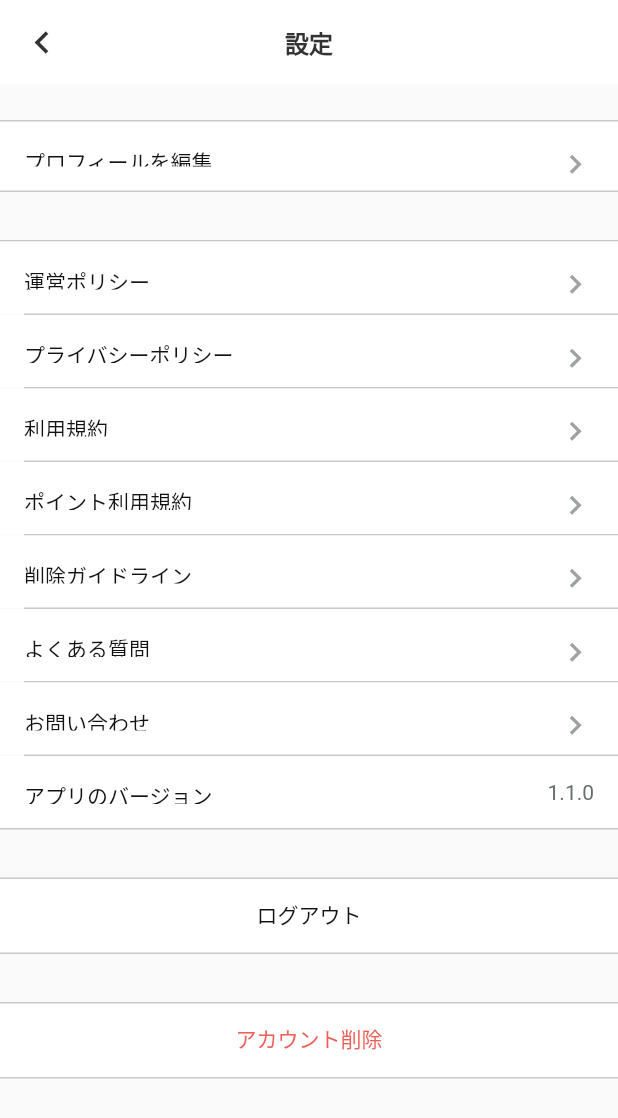
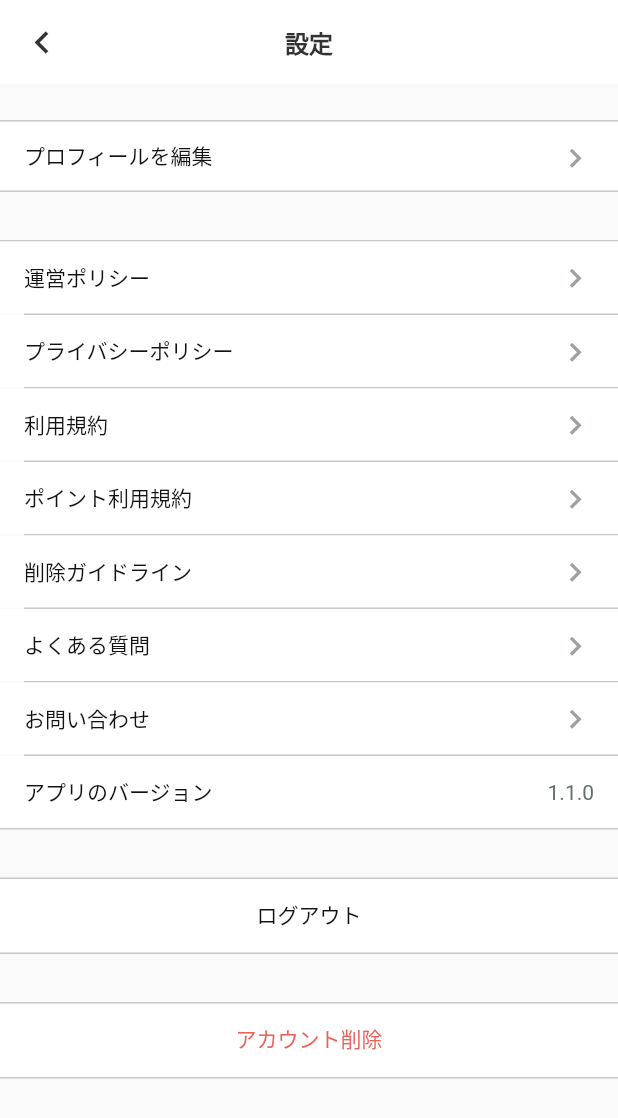
Before and after one commit to Jameshoff0712/Laxia, a Flutter app: the SettingPage screen opened by its route, on a phone screen of 412 x 824 dp. Shown: the top 1118 px of the screen. Run offline on Flutter 3.47's test engine with Material 2 defaults, Android fonts, the phone set to English and light mode, and no system bars; our stand-ins replace cached_network_image, carousel_slider, date_format, dropdown_button2, equatable, firebase_auth and 21 more; missing offline and left inert: bottom_picker, dart:ffi, extended_wrap, flutter_datetime_picker_forked, flutter_email_sender, flutter_facebook_auth and 8 more; accounts and stored records are empty; generated files the repository leaves out were written again; Roboto replaces fonts that are missing (Hiragino Kaku Gothic Pro W3); statements that could not run were skipped.

Commit message:
fix: misalignment

```diff
--- a/lib/views/pages/main/mypage/setting_page.dart
+++ b/lib/views/pages/main/mypage/setting_page.dart
@@ -148,7 +148,7 @@ class _SettingPageState extends State<SettingPage> {
               height: 24,
             ),
             Container(
-              padding: EdgeInsets.all(16),
+              padding: EdgeInsets.only(left: 16, top: 12, bottom: 12, right: 16),
               height: 48,
               decoration: BoxDecoration(
                   color: Colors.white,
@@ -198,7 +198,7 @@ class _SettingPageState extends State<SettingPage> {
                   shrinkWrap: true,
                   itemBuilder: (BuildContext context, int index) {
                     return Container(
-                      padding: EdgeInsets.all(16),
+                      padding: EdgeInsets.only(left: 16, top: 12, bottom: 12, right: 16),
                       height: 48,
                       decoration: BoxDecoration(
                         color: Colors.white,
@@ -287,14 +287,13 @@ class _SettingPageState extends State<SettingPage> {
       },
       child: Row(
         mainAxisAlignment: MainAxisAlignment.spaceBetween,
-        crossAxisAlignment: CrossAxisAlignment.end,
+        crossAxisAlignment: CrossAxisAlignment.center,
         children: [
           Text(
             text,
             style: TextStyle(
               fontWeight: FontWeight.w400,
               fontSize: 14,
-              height: 0,
               color: Color.fromARGB(255, 18, 18, 18),
             ),
           ),
```
